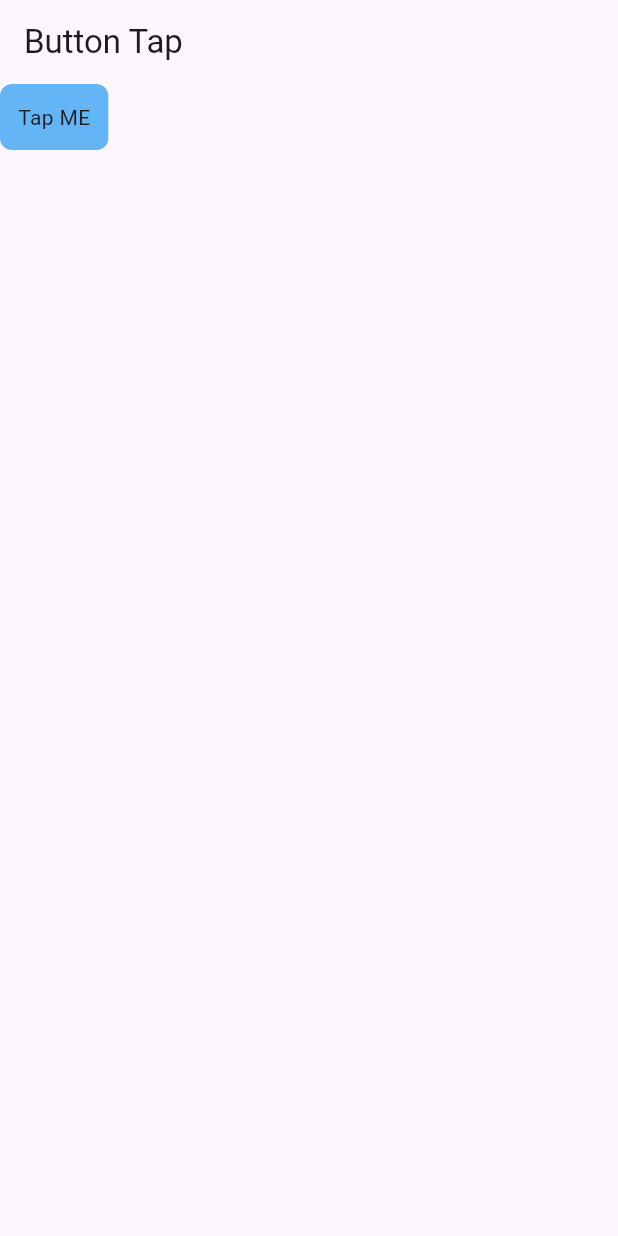
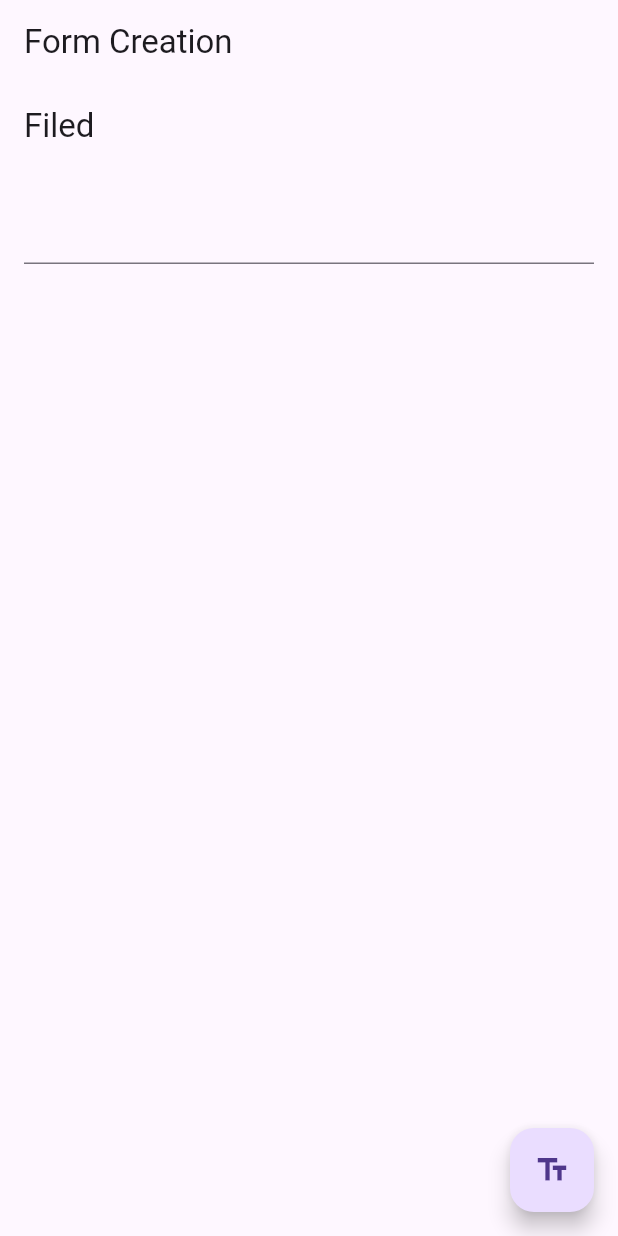
Before and after one commit to panchalbhavya2210/flutter_learn, a Flutter app: the screen it shows after launch, on a phone screen of 412 x 824 dp. Run offline on Flutter 3.47's test engine with Material 3 defaults, Android fonts, the phone set to English and light mode, and no system bars.

Commit message:
display text val

```diff
--- a/lib/main.dart
+++ b/lib/main.dart
@@ -1,52 +1,66 @@
-import "package:flutter/material.dart";
+import 'package:flutter/material.dart';
 
-void main() => runApp(MyApp());
+void main() => runApp(const MyApp());
 
 class MyApp extends StatelessWidget {
   const MyApp({super.key});
 
   @override
   Widget build(BuildContext context) {
-    const String title = "Button Tap";
-
+    const String apptitle = "Form Creation";
     return MaterialApp(
-      title: title,
-      home: MyHomePg(title: title),
+      title: apptitle,
+      home: Scaffold(
+        appBar: AppBar(
+          title: const Text(apptitle),
+        ),
+        body: const MyForm(),
+      ),
     );
   }
 }
 
-class MyHomePg extends StatelessWidget {
-  final String title;
-  const MyHomePg({super.key, required this.title});
+class MyForm extends StatefulWidget {
+  const MyForm({super.key});
+
+  @override
+  State<MyForm> createState() => _MyCstForm();
+}
+
+class _MyCstForm extends State<MyForm> {
+  final myCnt = TextEditingController();
+
+  @override
+  void dispose() {
+    myCnt.dispose();
+    super.dispose();
+  }
 
   @override
   Widget build(BuildContext context) {
     return Scaffold(
       appBar: AppBar(
-        title: Text(title),
+        title: const Text("Filed"),
       ),
-      body: MyBtn(),
-    );
-  }
-}
-
-class MyBtn extends StatelessWidget {
-  const MyBtn({super.key});
-
-  @override
-  Widget build(BuildContext context) {
-    return GestureDetector(
-      onTap: () {
-        const snack = SnackBar(content: Text("I was tapped"));
-
-        ScaffoldMessenger.of(context).showSnackBar(snack);
-      },
-      child: Container(
-        padding: const EdgeInsets.all(12),
-        decoration: BoxDecoration(
-            color: Colors.blue[300], borderRadius: BorderRadius.circular(8)),
-        child: const Text('Tap ME'),
+      body: Padding(
+        padding: EdgeInsets.all(16),
+        child: TextField(
+          autocorrect: true,
+          controller: myCnt,
+        ),
+      ),
+      floatingActionButton: FloatingActionButton(
+        onPressed: () {
+          showDialog(
+              context: context,
+              builder: (context) {
+                return AlertDialog(
+                  content: Text(myCnt.text),
+                );
+              });
+        },
+        tooltip: 'Show Me Value',
+        child: const Icon(Icons.text_fields),
       ),
     );
   }
```
